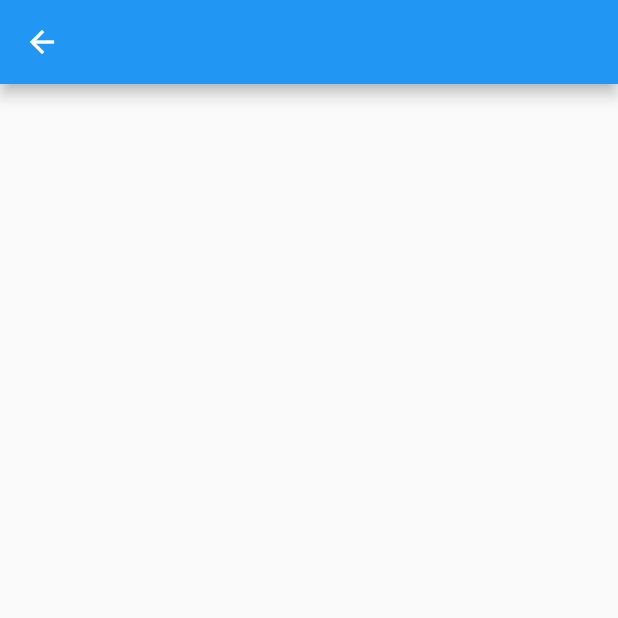
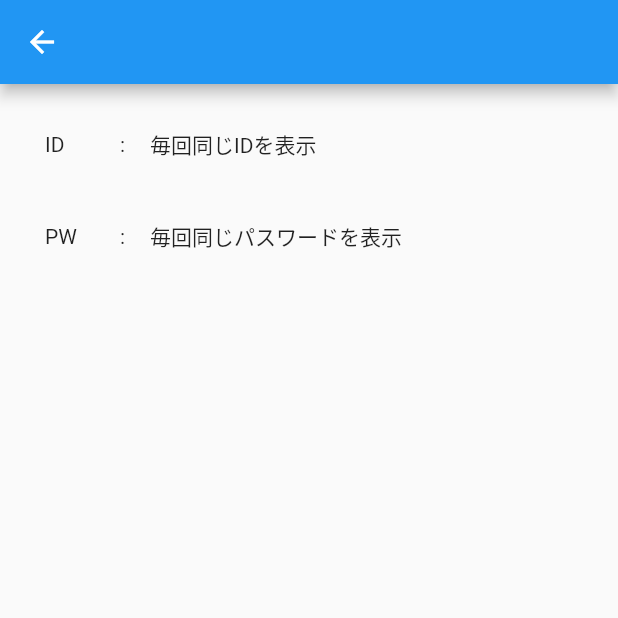
Before and after one commit to RYOTA-EAST/flutter-app, a Flutter app: the NextPage screen opened directly, on a phone screen of 412 x 824 dp, the top half of it. Run offline on Flutter 3.47's test engine with Material 2 defaults, Android fonts, the phone set to English and light mode, and no system bars.

Commit message:
遷移後ページ見た目作成

```diff
--- a/lib/next_page.dart
+++ b/lib/next_page.dart
@@ -13,6 +13,42 @@ class _NextPageState extends State<NextPage> {
   Widget build(BuildContext context) {
     return Scaffold(
       appBar: AppBar(),
+      body: Padding(
+        padding: const EdgeInsets.all(30.0),
+        child: Column(
+          crossAxisAlignment: CrossAxisAlignment.start,
+          children: [
+            Row(
+              children: [
+                Container(
+                  width: 50,
+                    child: Text('ID')
+                ),
+                Container(
+                    width: 20,
+                    child: Text(':')
+                ),
+                Text('毎回同じIDを表示'),
+              ],
+            ),
+            // 余白
+            Padding(padding: EdgeInsets.all(20)),
+            Row(
+              children: [
+                Container(
+                    width: 50,
+                    child: Text('PW')
+                ),
+                Container(
+                    width: 20,
+                    child: Text(':')
+                ),
+                Text('毎回同じパスワードを表示'),
+              ],
+            )
+          ],
+        ),
+      ),
     );
   }
 }
```
